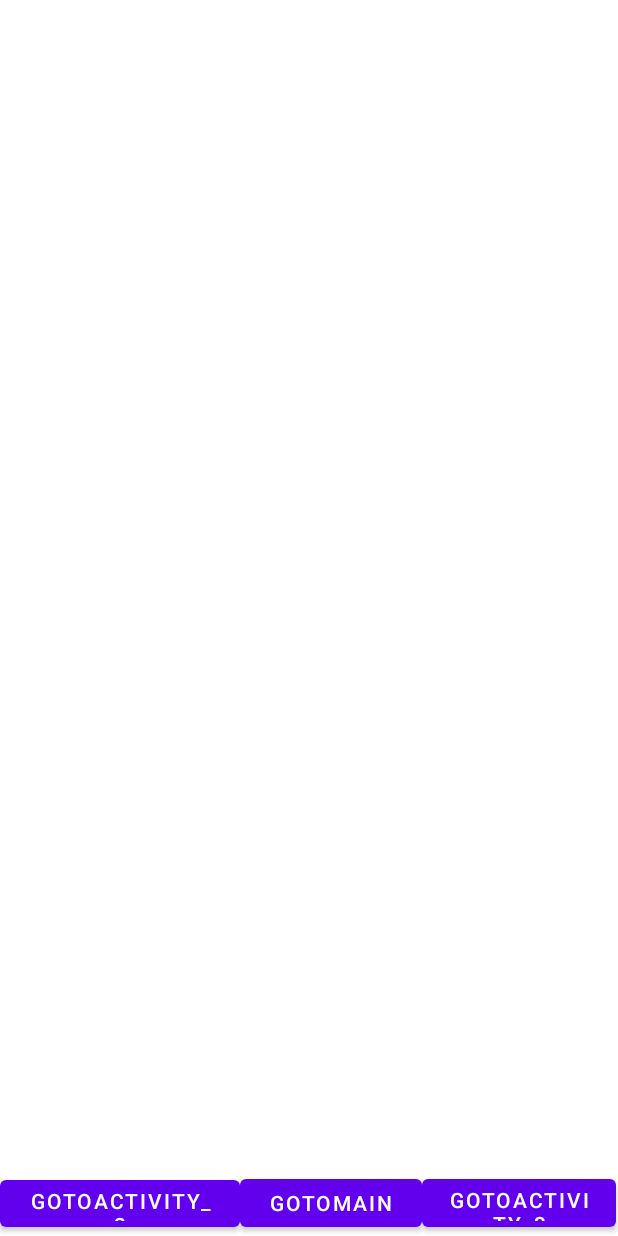
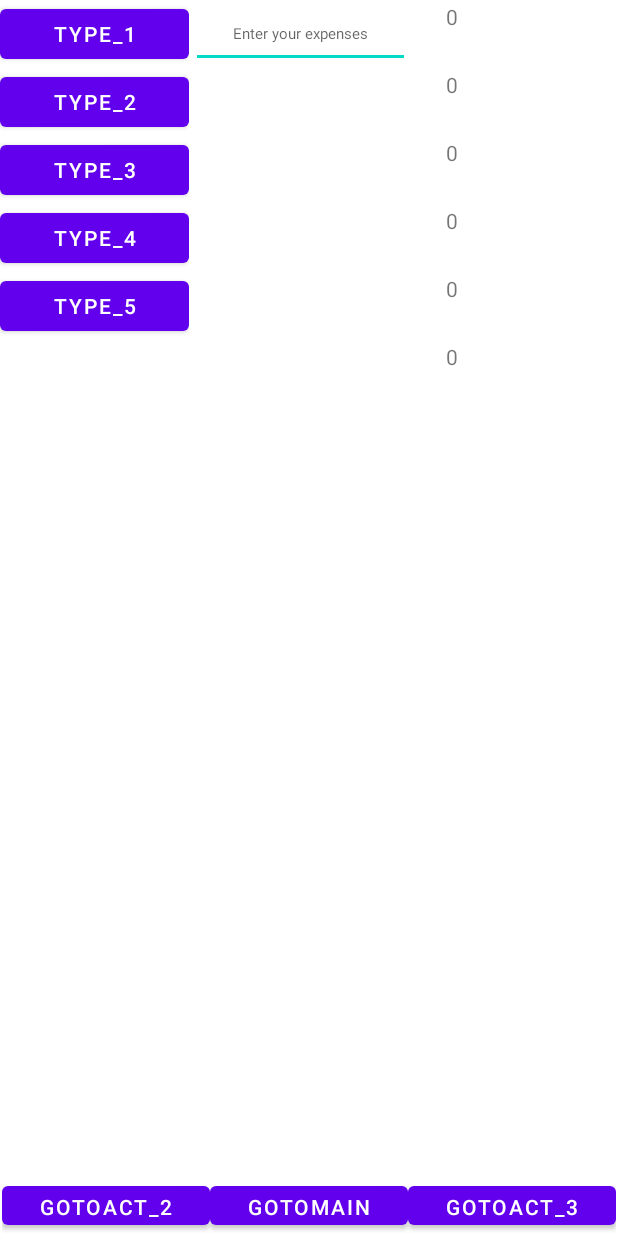
Before and after one commit to rlazyrk/SaveCoinApplication, an Android app: the Activity_3 screen opened directly, with no data from a screen before it, on a phone screen of 412 x 824 dp. Run offline under Robolectric (Android 15) with nearby library versions, the phone set to English and light mode, and no system bars.

Commit message:
adding type of expenses

```diff
--- a/app/build.gradle
+++ b/app/build.gradle
@@ -38,6 +38,8 @@ dependencies {
     implementation 'androidx.constraintlayout:constraintlayout:2.1.4'
     implementation 'androidx.navigation:navigation-fragment:2.5.3'
     implementation 'androidx.navigation:navigation-ui:2.5.3'
+    implementation 'androidx.legacy:legacy-support-v4:1.0.0'
+    implementation 'androidx.recyclerview:recyclerview:1.2.1'
     testImplementation 'junit:junit:4.13.2'
     androidTestImplementation 'androidx.test.ext:junit:1.1.5'
     androidTestImplementation 'androidx.test.espresso:espresso-core:3.5.1'
--- a/app/src/main/java/project/application/myapplication/Activity_3.java
+++ b/app/src/main/java/project/application/myapplication/Activity_3.java
@@ -6,19 +6,134 @@ import android.content.Intent;
 import android.os.Bundle;
 import android.view.View;
 import android.widget.Button;
+import android.widget.EditText;
+import android.widget.TextView;
+import android.widget.Toast;
 
-public class Activity_3 extends AppCompatActivity{
+public class Activity_3 extends AppCompatActivity {
+
+    private Integer expensesType_1 = 0;
+    private Integer expensesType_2 = 0;
+    private Integer expensesType_3 = 0;
+    private Integer expensesType_4 = 0;
+    private Integer expensesType_5 = 0;
+
+    private Button btnType_1;
+    private Button btnType_2;
+    private Button btnType_3;
+    private Button btnType_4;
+    private Button btnType_5;
+    private EditText editType_1;
+    private TextView viewType_1;
+    private TextView viewType_2;
+    private TextView viewType_3;
+    private TextView viewType_4;
+    private TextView viewType_5;
+    private TextView viewSumOfAll;
     private Button goToMain;
     private Button goToActivity_2;
     private Button goToActivity_3;
+    private SpendingsDBOpenHelper mDB;
+    private Integer sumOfAllint = 0;
 
     @Override
-    public void onCreate(Bundle savedInstanceState){
+    public void onCreate(Bundle savedInstanceState) {
         super.onCreate(savedInstanceState);
         setContentView(R.layout.activity_3);
         goToMain = findViewById(R.id.goToMain);
         goToActivity_2 = findViewById(R.id.goToActivity_2);
         goToActivity_3 = findViewById(R.id.goToActivity_3);
+        btnType_1 = findViewById(R.id.addType_1);
+        btnType_2 = findViewById(R.id.addType_2);
+        btnType_3 = findViewById(R.id.addType_3);
+        btnType_4 = findViewById(R.id.addType_4);
+        btnType_5 = findViewById(R.id.addType_5);
+        editType_1 = findViewById(R.id.enterType_1);
+        viewType_1 = findViewById(R.id.viewType_1);
+        viewType_2 = findViewById(R.id.viewType_2);
+        viewType_3 = findViewById(R.id.viewType_3);
+        viewType_4 = findViewById(R.id.viewType_4);
+        viewType_5 = findViewById(R.id.viewType_5);
+        viewSumOfAll = findViewById(R.id.viewSumOfAll);
+        mDB = new SpendingsDBOpenHelper(this);
+        viewType_1.setText(expensesType_1.toString());
+        viewType_2.setText(expensesType_2.toString());
+        viewType_3.setText(expensesType_3.toString());
+        viewType_4.setText(expensesType_4.toString());
+        viewType_5.setText(expensesType_5.toString());
+        sumOfAllint = mDB.querySum(5);
+        viewSumOfAll.setText(sumOfAllint.toString());
+        btnType_1.setOnClickListener(new View.OnClickListener() {
+            @Override
+            public void onClick(View view) {
+                if (editType_1.getText().toString().trim().equals("")) {
+                    Toast.makeText(Activity_3.this, R.string.emptyField, Toast.LENGTH_LONG).show();
+                } else {
+                    mDB.insert(Integer.parseInt(editType_1.getText().toString().trim()), 1);
+                    expensesType_1 = mDB.query(1);
+                    viewType_1.setText(expensesType_1.toString());
+                    sumOfAllint = mDB.querySum(5);
+                    viewSumOfAll.setText(sumOfAllint.toString());
+                }
+            }
+        });
+        btnType_2.setOnClickListener(new View.OnClickListener() {
+            @Override
+            public void onClick(View view) {
+                if (editType_1.getText().toString().trim().equals("")) {
+                    Toast.makeText(Activity_3.this, R.string.emptyField, Toast.LENGTH_LONG).show();
+                } else {
+                    mDB.insert(Integer.parseInt(editType_1.getText().toString().trim()), 2);
+                    expensesType_2 = mDB.query(2);
+                    viewType_2.setText(expensesType_2.toString());
+                    sumOfAllint = mDB.querySum(5);
+                    viewSumOfAll.setText(sumOfAllint.toString());
+                }
+            }
+        });
+        btnType_3.setOnClickListener(new View.OnClickListener() {
+            @Override
+            public void onClick(View view) {
+                if (editType_1.getText().toString().trim().equals("")) {
+                    Toast.makeText(Activity_3.this, R.string.emptyField, Toast.LENGTH_LONG).show();
+                } else {
+                    mDB.insert(Integer.parseInt(editType_1.getText().toString().trim()), 3);
+                    expensesType_3 = mDB.query(3);
+                    viewType_3.setText(expensesType_3.toString());
+                    sumOfAllint = mDB.querySum(5);
+                    viewSumOfAll.setText(sumOfAllint.toString());
+                }
+            }
+        });
+        btnType_4.setOnClickListener(new View.OnClickListener() {
+            @Override
+            public void onClick(View view) {
+                if (editType_1.getText().toString().trim().equals("")) {
+                    Toast.makeText(Activity_3.this, R.string.emptyField, Toast.LENGTH_LONG).show();
+                } else {
+                    mDB.insert(Integer.parseInt(editType_1.getText().toString().trim()), 4);
+                    expensesType_4 = mDB.query(4);
+                    viewType_4.setText(expensesType_4.toString());
+                    sumOfAllint = mDB.querySum(5);
+                    viewSumOfAll.setText(sumOfAllint.toString());
+                }
+            }
+        });
+
+        btnType_5.setOnClickListener(new View.OnClickListener() {
+            @Override
+            public void onClick(View view) {
+                if (editType_1.getText().toString().trim().equals("")) {
+                    Toast.makeText(Activity_3.this, R.string.emptyField, Toast.LENGTH_LONG).show();
+                } else {
+                    mDB.insert(Integer.parseInt(editType_1.getText().toString().trim()), 5);
+                    expensesType_5 = mDB.query(5);
+                    viewType_5.setText(expensesType_5.toString());
+                    sumOfAllint = mDB.querySum(5);
+                    viewSumOfAll.setText(sumOfAllint.toString());
+                }
+            }
+        });
 
         goToMain.setOnClickListener(new View.OnClickListener() {
             @Override
--- a/app/src/main/java/project/application/myapplication/NotificationActivity.java
+++ b/app/src/main/java/project/application/myapplication/NotificationActivity.java
@@ -5,7 +5,6 @@ import androidx.appcompat.app.AppCompatActivity;
 import android.os.Bundle;
 
 public class NotificationActivity extends AppCompatActivity {
-
     @Override
     protected void onCreate(Bundle savedInstanceState) {
         super.onCreate(savedInstanceState);
--- a/app/src/main/java/project/application/myapplication/SpendingsDBOpenHelper.java
+++ b/app/src/main/java/project/application/myapplication/SpendingsDBOpenHelper.java
@@ -13,12 +13,14 @@ public class SpendingsDBOpenHelper extends SQLiteOpenHelper {
     private static final String SPENDINGS_LIST_TABLE = "spending_entries";
     private static final String DATABASE_NAME = "spendings";
     public static final String KEY_ID = "_id";
-    public static final String SPENDING_CATEGORY="category";
+    public static final String SPENDING_CATEGORY = "category";
     public static final String SPENDING_AMOUNT = "spending";
-    private static final String[] COLUMNS = { KEY_ID, SPENDING_AMOUNT ,SPENDING_CATEGORY};
+    private static final String[] COLUMNS = {KEY_ID, SPENDING_AMOUNT, SPENDING_CATEGORY};
+
     public SpendingsDBOpenHelper(Context context) {
         super(context, DATABASE_NAME, null, DATABASE_VERSION);
     }
+
     private static final String SPENDING_TABLE_CREATE =
             "CREATE TABLE " + SPENDINGS_LIST_TABLE + " (" +
                     KEY_ID + " INTEGER PRIMARY KEY, " +
@@ -27,6 +29,7 @@ public class SpendingsDBOpenHelper extends SQLiteOpenHelper {
                     ");";
     private SQLiteDatabase mWritableDB;
     private SQLiteDatabase mReadableDB;
+
     @Override
     public void onCreate(SQLiteDatabase DB) {
         DB.execSQL(SPENDING_TABLE_CREATE);
@@ -36,6 +39,15 @@ public class SpendingsDBOpenHelper extends SQLiteOpenHelper {
     @Override
     public void onUpgrade(SQLiteDatabase sqLiteDatabase, int i, int i1) {
     }
+
+    public int querySum(int categ) {
+        int sum = 0;
+        for (int i = 1; i <= categ; i++) {
+            sum += query(i);
+        }
+        return sum;
+    }
+
     public int query(int categ) {
         String name_of_sum = "total_sum";
         String query = "SELECT SUM(" + SPENDING_AMOUNT + ") AS " + name_of_sum + " FROM " + SPENDINGS_LIST_TABLE
@@ -53,22 +65,23 @@ public class SpendingsDBOpenHelper extends SQLiteOpenHelper {
         } catch (Exception e) {
             Log.d(TAG, "QUERY EXCEPTION! " + e.getMessage());
         } finally {
-            if (cursor != null){
+            if (cursor != null) {
                 cursor.close();
             }
             return sum_spending;
         }
     }
-        private void fillDatabaseWithData(SQLiteDatabase db){
+
+    private void fillDatabaseWithData(SQLiteDatabase db) {
 
 
-        }
+    }
 
-    public long insert(int spend,int categ){
+    public long insert(int spend, int categ) {
         long newId = 0;
         ContentValues values = new ContentValues();
-        values.put(SPENDING_AMOUNT,spend);
-        values.put(SPENDING_CATEGORY,categ);
+        values.put(SPENDING_AMOUNT, spend);
+        values.put(SPENDING_CATEGORY, categ);
         try {
             if (mWritableDB == null) {
                 mWritableDB = getWritableDatabase();
--- a/app/src/main/res/layout/activity_3.xml
+++ b/app/src/main/res/layout/activity_3.xml
@@ -6,30 +6,166 @@
     android:layout_height="match_parent"
     tools:context=".Activity_3">
 
-    <Button
-        android:id="@+id/goToActivity_2"
-        android:layout_width="160dp"
+
+    <LinearLayout
+        android:id="@+id/linearLayout"
+        android:layout_width="126dp"
+        android:layout_height="229dp"
+        android:orientation="vertical"
+        app:layout_constraintEnd_toEndOf="parent"
+        app:layout_constraintHorizontal_bias="0.0"
+        app:layout_constraintStart_toStartOf="parent"
+        app:layout_constraintTop_toTopOf="parent">
+
+        <Button
+            android:id="@+id/addType_1"
+            android:layout_width="match_parent"
+            android:layout_height="45sp"
+            android:text="Type_1" />
+
+
+        <Button
+            android:id="@+id/addType_2"
+            android:layout_width="match_parent"
+            android:layout_height="45sp"
+            android:text="Type_2" />
+
+        <Button
+            android:id="@+id/addType_3"
+            android:layout_width="match_parent"
+            android:layout_height="45sp"
+            android:text="Type_3" />
+
+
+        <Button
+            android:id="@+id/addType_4"
+            android:layout_width="match_parent"
+            android:layout_height="45sp"
+            android:text="Type_4" />
+
+        <Button
+            android:id="@+id/addType_5"
+            android:layout_width="match_parent"
+            android:layout_height="45sp"
+            android:text="Type_5" />
+    </LinearLayout>
+
+    <LinearLayout
+        android:id="@+id/linearLayout3"
+        android:layout_width="166dp"
         android:layout_height="43dp"
-        android:text="goToActivity_2"
-        app:layout_constraintBottom_toBottomOf="parent"
-        app:layout_constraintStart_toStartOf="parent" />
+        android:layout_marginStart="1dp"
+        android:layout_marginEnd="100dp"
+        android:orientation="vertical"
+        app:layout_constraintEnd_toEndOf="parent"
+        app:layout_constraintHorizontal_bias="0.0"
+        app:layout_constraintStart_toEndOf="@+id/linearLayout"
+        app:layout_constraintTop_toTopOf="parent">
 
-    <Button
-        android:id="@+id/goToMain"
-        android:layout_width="121dp"
-        android:layout_height="44dp"
-        android:text="goToMain"
-        app:layout_constraintBottom_toBottomOf="parent"
-        app:layout_constraintStart_toEndOf="@+id/goToActivity_2" />
+        <EditText
+            android:id="@+id/enterType_1"
+            android:layout_width="146sp"
+            android:layout_height="45sp"
+            android:layout_marginTop="0sp"
+            android:ems="10"
+            android:hint="@string/addExpensesType"
+            android:inputType="number"
+            android:textAlignment="center"
+            android:textSize="10sp"
+            app:layout_constraintBottom_toBottomOf="parent"
+            app:layout_constraintEnd_toEndOf="parent"
+            app:layout_constraintHorizontal_bias="0.497"
+            app:layout_constraintStart_toStartOf="parent"
+            app:layout_constraintTop_toTopOf="parent"
+            app:layout_constraintVertical_bias="0.0" />
 
-    <Button
-        android:id="@+id/goToActivity_3"
-        android:layout_width="129dp"
-        android:layout_height="44dp"
-        android:text="goToActivity_3"
+
+    </LinearLayout>
+
+    <LinearLayout
+        android:id="@+id/linearLayout2"
+        android:layout_width="409dp"
+        android:layout_height="38dp"
+        android:layout_marginStart="1dp"
+        android:layout_marginEnd="1dp"
+        android:layout_marginBottom="1dp"
+        android:orientation="horizontal"
         app:layout_constraintBottom_toBottomOf="parent"
         app:layout_constraintEnd_toEndOf="parent"
-        app:layout_constraintHorizontal_bias="0.0"
-        app:layout_constraintStart_toEndOf="@+id/goToMain" />
+        app:layout_constraintStart_toStartOf="parent">
+
+        <Button
+            android:id="@+id/goToActivity_2"
+            android:layout_width="wrap_content"
+            android:layout_height="wrap_content"
+            android:layout_weight="1"
+            android:text="GoToAct_2" />
+
+        <Button
+            android:id="@+id/goToMain"
+            android:layout_width="wrap_content"
+            android:layout_height="wrap_content"
+            android:layout_weight="1"
+            android:text="GoToMain" />
+
+        <Button
+            android:id="@+id/goToActivity_3"
+            android:layout_width="wrap_content"
+            android:layout_height="wrap_content"
+            android:layout_weight="1"
+            android:text="GoToAct_3" />
+    </LinearLayout>
+
+    <LinearLayout
+        android:layout_width="113dp"
+        android:layout_height="271dp"
+        android:layout_marginStart="10dp"
+        android:layout_marginTop="1dp"
+        android:layout_marginEnd="1dp"
+        android:layout_marginBottom="1dp"
+        android:orientation="vertical"
+        app:layout_constraintBottom_toTopOf="@+id/linearLayout2"
+        app:layout_constraintEnd_toEndOf="parent"
+        app:layout_constraintHorizontal_bias="1.0"
+        app:layout_constraintStart_toEndOf="@+id/linearLayout3"
+        app:layout_constraintTop_toTopOf="parent"
+        app:layout_constraintVertical_bias="0.0">
+
+        <TextView
+            android:id="@+id/viewType_1"
+            android:layout_width="match_parent"
+            android:layout_height="45sp"
+            android:text="TextView" />
+
+        <TextView
+            android:id="@+id/viewType_2"
+            android:layout_width="match_parent"
+            android:layout_height="45sp"
+            android:text="TextView" />
+
+        <TextView
+            android:id="@+id/viewType_3"
+            android:layout_width="match_parent"
+            android:layout_height="45sp"
+            android:text="TextView" />
+
+        <TextView
+            android:id="@+id/viewType_4"
+            android:layout_width="match_parent"
+            android:layout_height="45sp"
+            android:text="TextView" />
+
+        <TextView
+            android:id="@+id/viewType_5"
+            android:layout_width="match_parent"
+            android:layout_height="45sp"
+            android:text="TextView" />
+
+        <TextView
+            android:id="@+id/viewSumOfAll"
+            android:layout_width="match_parent"
+            android:layout_height="45sp"
+            android:text="TextView" />
+    </LinearLayout>
 
 </androidx.constraintlayout.widget.ConstraintLayout>
--- a/app/src/main/res/values/dimens.xml
+++ b/app/src/main/res/values/dimens.xml
@@ -1,3 +1,5 @@
 <resources>
     <dimen name="fab_margin">16dp</dimen>
+    <dimen name="list_item_spacing">16dp</dimen>
+    <dimen name="list_item_spacing_half">8dp</dimen>
 </resources>
--- a/app/src/main/res/values/strings.xml
+++ b/app/src/main/res/values/strings.xml
@@ -14,4 +14,6 @@
     <string name="hello_second_fragment">Hello second fragment. Arg: %1$s</string>
     <string name="title_activity_2">Activity_2</string>
     <string name="title_activity_3">Activity_3</string>
+    <string name="hello_blank_fragment">Hello blank fragment</string>
+    <string name="addExpensesType">Enter your expenses</string>
 </resources>
```
Also changed, not shown: app/src/main/java/project/application/myapplication/Activity_2.java (+11 -11 lines), app/src/main/java/project/application/myapplication/MainActivity.java (+10 -11 lines), app/src/main/res/layout/activity_2.xml (+33 -27 lines), app/src/main/res/layout/activity_main.xml (+35 -23 lines).
